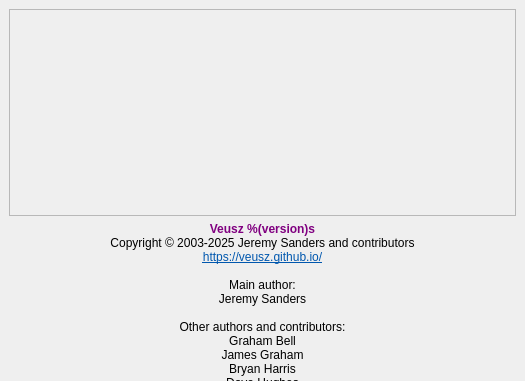
Qt form ui/about.ui (veusz/veusz) before a commit; both pictures show x 0 to 525 and y 0 to 381 of the 525 by 586 pixel window.
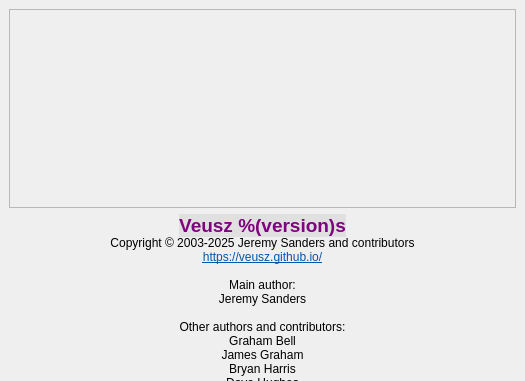
The same form after that commit.

Commit message: Further dark mode icon improvements

```diff
--- a/ui/about.ui
+++ b/ui/about.ui
@@ -59,7 +59,7 @@
    <item>
     <widget class="QLabel" name="copyrightlabel">
      <property name="text">
-      <string>&lt;html&gt;&lt;head/&gt;&lt;body&gt;&lt;p&gt;&lt;span style=&quot; font-weight:600; color:#800080;&quot;&gt;Veusz %(version)s&lt;/span&gt;&lt;br/&gt;Copyright © 2003-2025 Jeremy Sanders and contributors&lt;br/&gt;&lt;a href=&quot;https://veusz.github.io/&quot;&gt;&lt;span style=&quot; text-decoration: underline; color:#0057ae;&quot;&gt;https://veusz.github.io/&lt;/span&gt;&lt;/a&gt;&lt;br/&gt;&lt;br/&gt;Main author:&lt;br/&gt;Jeremy Sanders&lt;br/&gt;&lt;br/&gt;Other authors and contributors:&lt;br/&gt;Graham Bell&lt;br/&gt;James Graham&lt;br/&gt;Bryan Harris&lt;br/&gt;Dave Hughes&lt;br/&gt;Valerio Mussi&lt;br/&gt;Benjamin K. Stuhl&lt;/p&gt;&lt;p&gt;&lt;br/&gt;Contains the following external code and resources: Danny Allen (icons), John D. Hunter (contouring), Nokia Corporation (MathML), Philip J. Schneider (bezier fitting)&lt;/p&gt;&lt;p&gt;&lt;br/&gt;Veusz comes with ABSOLUTELY NO WARRANTY. Veusz is Free Software and you are entitled to distribute it under the terms of the GNU Public License (GPL). See the file COPYING for details, or click &amp;quot;Show license&amp;quot;. &lt;/p&gt;&lt;/body&gt;&lt;/html&gt;</string>
+      <string>&lt;html&gt;&lt;head/&gt;&lt;body&gt;&lt;p&gt;&lt;span style=&quot; font-size:14pt; font-weight:600; color:#800080;background-color:#e0e0e0;&quot;&gt;Veusz %(version)s&lt;/span&gt;&lt;br/&gt;Copyright © 2003-2025 Jeremy Sanders and contributors&lt;br/&gt;&lt;a href=&quot;https://veusz.github.io/&quot;&gt;&lt;span style=&quot; text-decoration: underline; color:#0057ae;&quot;&gt;https://veusz.github.io/&lt;/span&gt;&lt;/a&gt;&lt;br/&gt;&lt;br/&gt;Main author:&lt;br/&gt;Jeremy Sanders&lt;br/&gt;&lt;br/&gt;Other authors and contributors:&lt;br/&gt;Graham Bell&lt;br/&gt;James Graham&lt;br/&gt;Bryan Harris&lt;br/&gt;Dave Hughes&lt;br/&gt;Valerio Mussi&lt;br/&gt;Benjamin K. Stuhl&lt;/p&gt;&lt;p&gt;&lt;br/&gt;Contains the following external code and resources: Danny Allen (icons), John D. Hunter (contouring), Nokia Corporation (MathML), Philip J. Schneider (bezier fitting)&lt;/p&gt;&lt;p&gt;&lt;br/&gt;Veusz comes with ABSOLUTELY NO WARRANTY. Veusz is Free Software and you are entitled to distribute it under the terms of the GNU Public License (GPL). See the file COPYING for details, or click &amp;quot;Show license&amp;quot;. &lt;/p&gt;&lt;/body&gt;&lt;/html&gt;</string>
      </property>
      <property name="alignment">
       <set>Qt::AlignCenter</set>
```
The commit also changes 29 other files.
